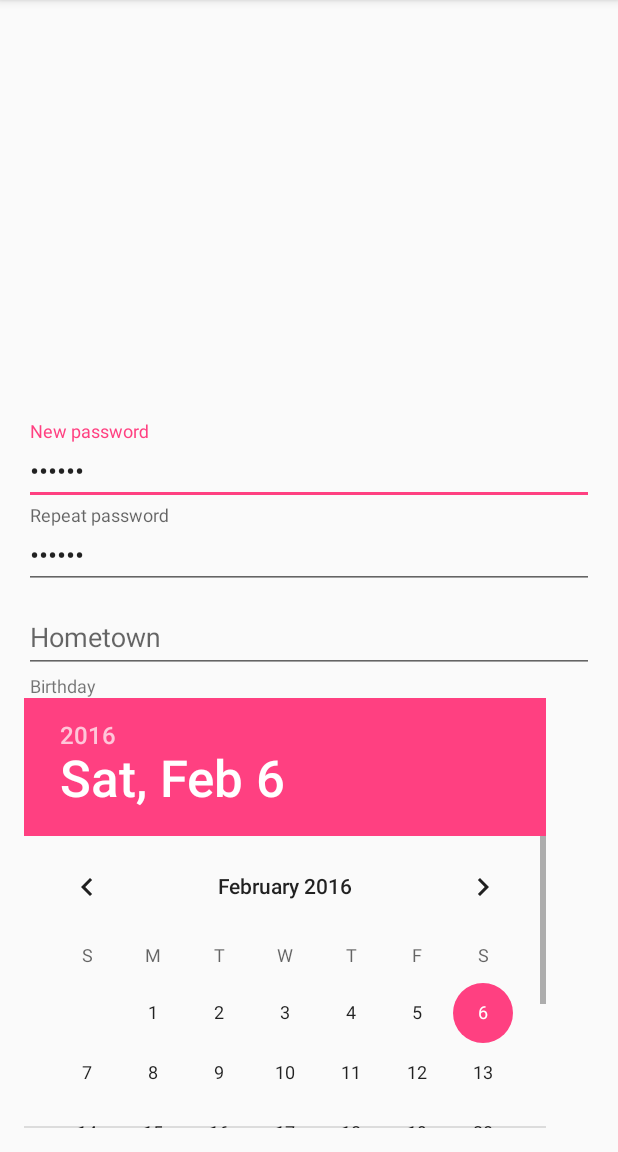
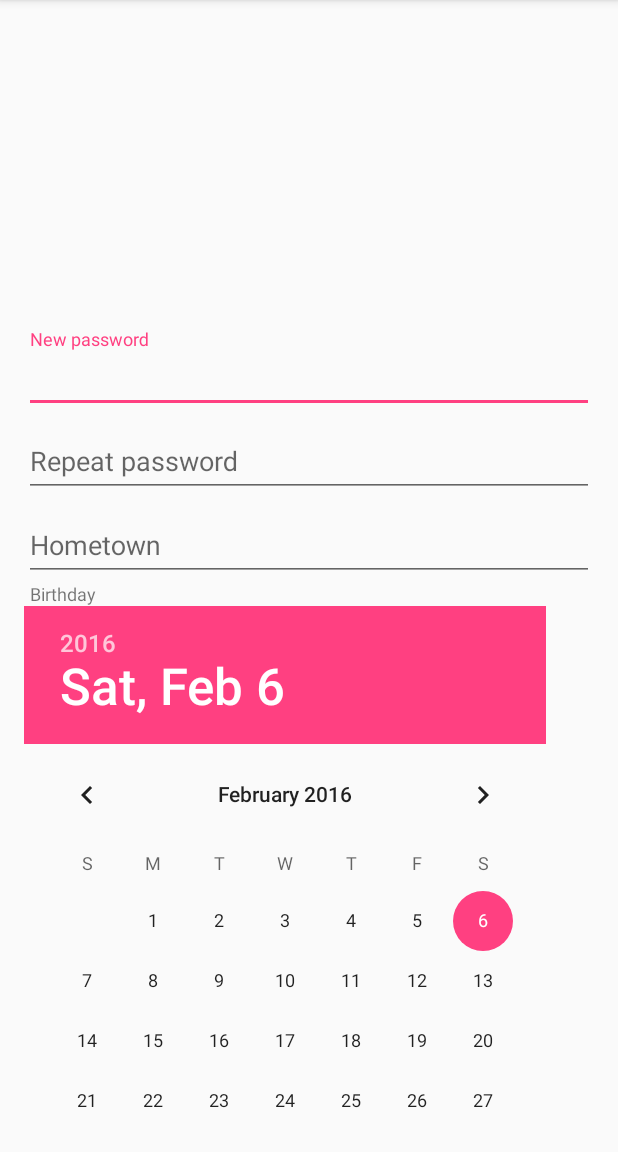
Before and after one commit to vMASg/JEDIFinal, an Android app: the EditProfileActivity screen opened directly, with no data from a screen before it, on a phone screen of 412 x 824 dp, the part 84-1236 px from its top. Run offline under Robolectric (Android 15) with nearby library versions, the phone set to English and light mode, and no system bars; 3 statements that could not run were skipped.

Commit message:
Enhanced edit profile view and save option implemented

```diff
--- a/app/src/main/res/layout/activity_edit_profile.xml
+++ b/app/src/main/res/layout/activity_edit_profile.xml
@@ -8,7 +8,7 @@
     android:paddingLeft="@dimen/activity_horizontal_margin"
     android:paddingRight="@dimen/activity_horizontal_margin"
     android:paddingTop="@dimen/activity_vertical_margin"
-    android:weightSum="3"
+    android:weightSum="4"
     tools:context="com.example.victor.jedifinal.profile.ProfileActivity">
 
     <ImageView
@@ -16,7 +16,11 @@
         android:layout_width="match_parent"
         android:layout_height="match_parent"
         android:layout_gravity="center_horizontal"
-        android:layout_weight="2" />
+        android:layout_weight="3" />
+
+    <ScrollView
+        android:layout_width="match_parent"
+        android:layout_height="match_parent" >
 
     <LinearLayout
         android:layout_width="match_parent"
@@ -41,7 +45,6 @@
                 android:layout_height="wrap_content"
                 android:layout_weight="1"
                 android:hint="@string/edit_profile_new_password"
-                android:text="passwd"
                 android:inputType="textPassword" />
 
         </android.support.design.widget.TextInputLayout>
@@ -57,7 +60,6 @@
                 android:layout_height="wrap_content"
                 android:layout_weight="1"
                 android:hint="@string/edit_profile_repeat_password"
-                android:text="passwd"
                 android:inputType="textPassword" />
 
         </android.support.design.widget.TextInputLayout>
@@ -93,5 +95,6 @@
             android:calendarViewShown="false" />
 
     </LinearLayout>
+    </ScrollView>
 
 </LinearLayout>
```
Also changed, not shown: app/src/main/java/com/example/victor/jedifinal/profile/EditProfileActivity.java (+34 -0 lines).
